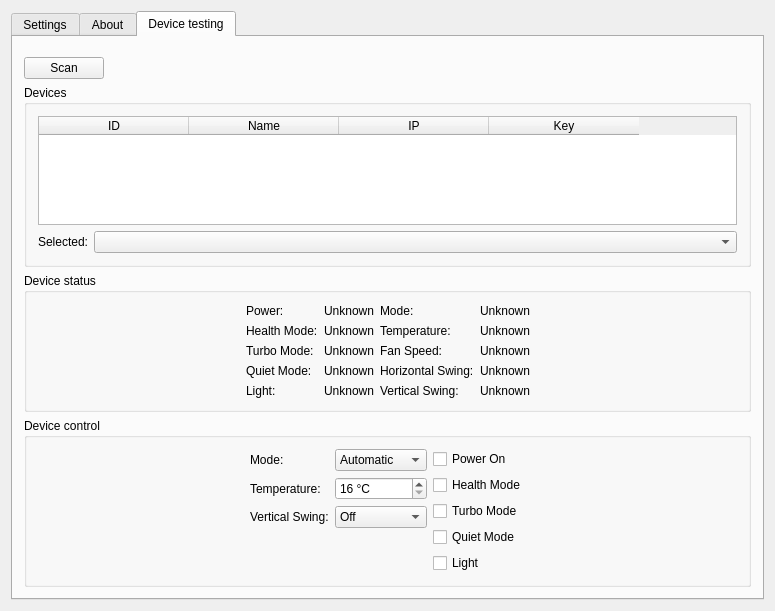
Before: the Qt Designer form GreeRemoteGuiQt/src/mainwindow.ui in tomikaa87/gree-remote, drawn with Qt 5.
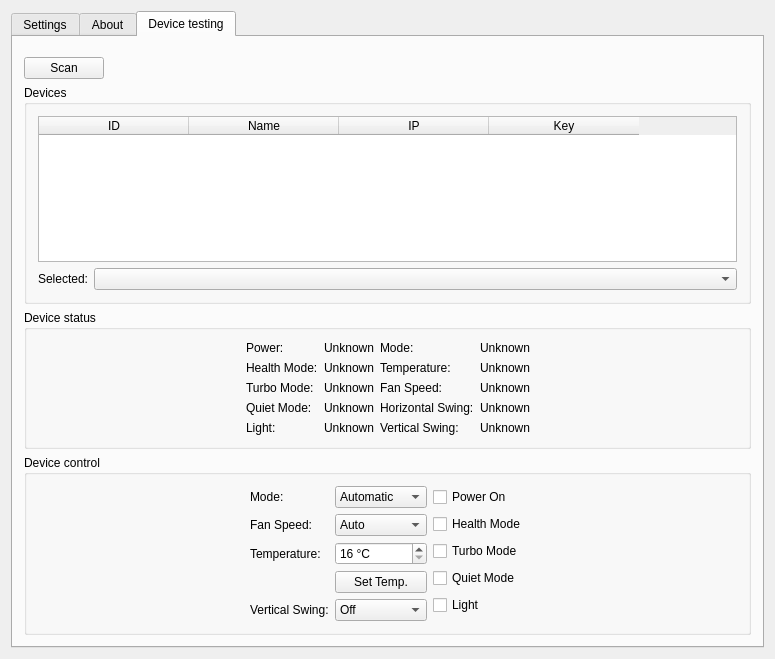
After: the same form once the commit is applied.

```diff
--- a/GreeRemoteGuiQt/src/mainwindow.ui
+++ b/GreeRemoteGuiQt/src/mainwindow.ui
@@ -7,7 +7,7 @@
     <x>0</x>
     <y>0</y>
     <width>775</width>
-    <height>611</height>
+    <height>659</height>
    </rect>
   </property>
   <property name="windowTitle">
@@ -380,34 +380,14 @@
                </item>
               </widget>
              </item>
-             <item row="2" column="0">
-              <widget class="QLabel" name="label_14">
-               <property name="text">
-                <string>Temperature:</string>
-               </property>
-              </widget>
-             </item>
-             <item row="2" column="1">
-              <widget class="QSpinBox" name="temperatureSpinBox">
-               <property name="suffix">
-                <string> °C</string>
-               </property>
-               <property name="minimum">
-                <number>16</number>
-               </property>
-               <property name="maximum">
-                <number>30</number>
-               </property>
-              </widget>
-             </item>
-             <item row="3" column="0">
+             <item row="5" column="0">
               <widget class="QLabel" name="label_13">
                <property name="text">
                 <string>Vertical Swing:</string>
                </property>
               </widget>
              </item>
-             <item row="3" column="1">
+             <item row="5" column="1">
               <widget class="QComboBox" name="verticalSwingModeComboBox">
                <item>
                 <property name="text">
@@ -471,6 +451,74 @@
                </item>
               </widget>
              </item>
+             <item row="2" column="0">
+              <widget class="QLabel" name="label_15">
+               <property name="text">
+                <string>Fan Speed:</string>
+               </property>
+              </widget>
+             </item>
+             <item row="2" column="1">
+              <widget class="QComboBox" name="fanSpeedComboBox">
+               <item>
+                <property name="text">
+                 <string>Auto</string>
+                </property>
+               </item>
+               <item>
+                <property name="text">
+                 <string>1</string>
+                </property>
+               </item>
+               <item>
+                <property name="text">
+                 <string>2</string>
+                </property>
+               </item>
+               <item>
+                <property name="text">
+                 <string>3</string>
+                </property>
+               </item>
+               <item>
+                <property name="text">
+                 <string>4</string>
+                </property>
+               </item>
+               <item>
+                <property name="text">
+                 <string>5</string>
+                </property>
+               </item>
+              </widget>
+             </item>
+             <item row="3" column="0">
+              <widget class="QLabel" name="label_14">
+               <property name="text">
+                <string>Temperature:</string>
+               </property>
+              </widget>
+             </item>
+             <item row="3" column="1">
+              <widget class="QSpinBox" name="temperatureSpinBox">
+               <property name="suffix">
+                <string> °C</string>
+               </property>
+               <property name="minimum">
+                <number>16</number>
+               </property>
+               <property name="maximum">
+                <number>30</number>
+               </property>
+              </widget>
+             </item>
+             <item row="4" column="1">
+              <widget class="QPushButton" name="setTempButton">
+               <property name="text">
+                <string>Set Temp.</string>
+               </property>
+              </widget>
+             </item>
             </layout>
            </item>
            <item>
```
